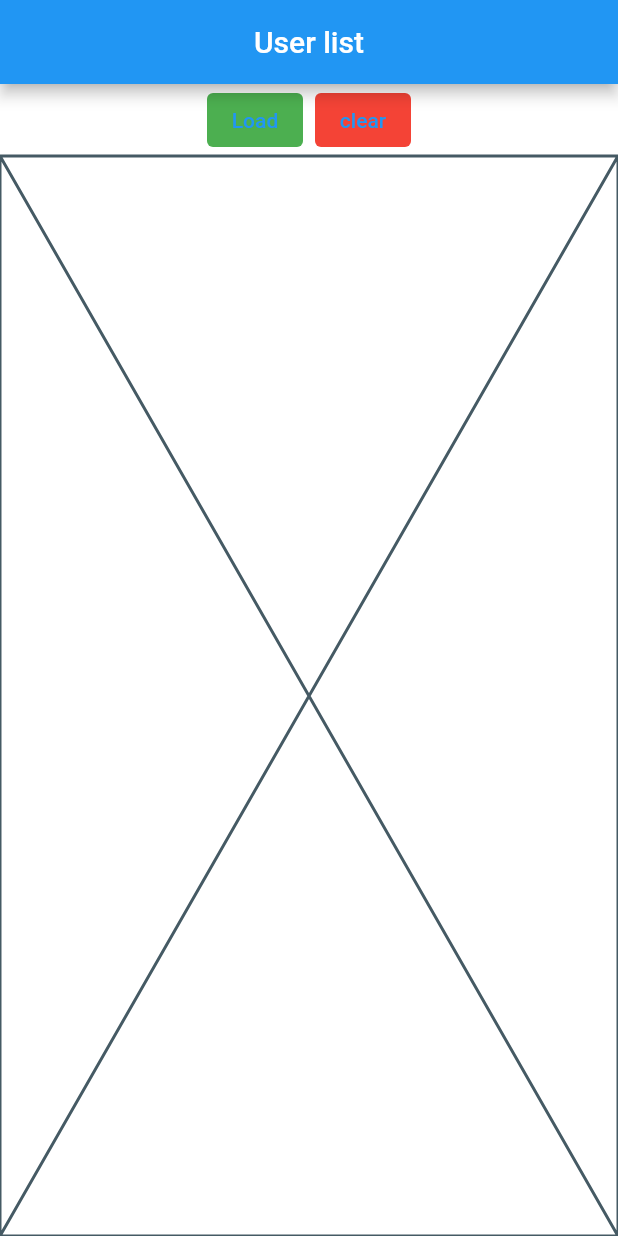
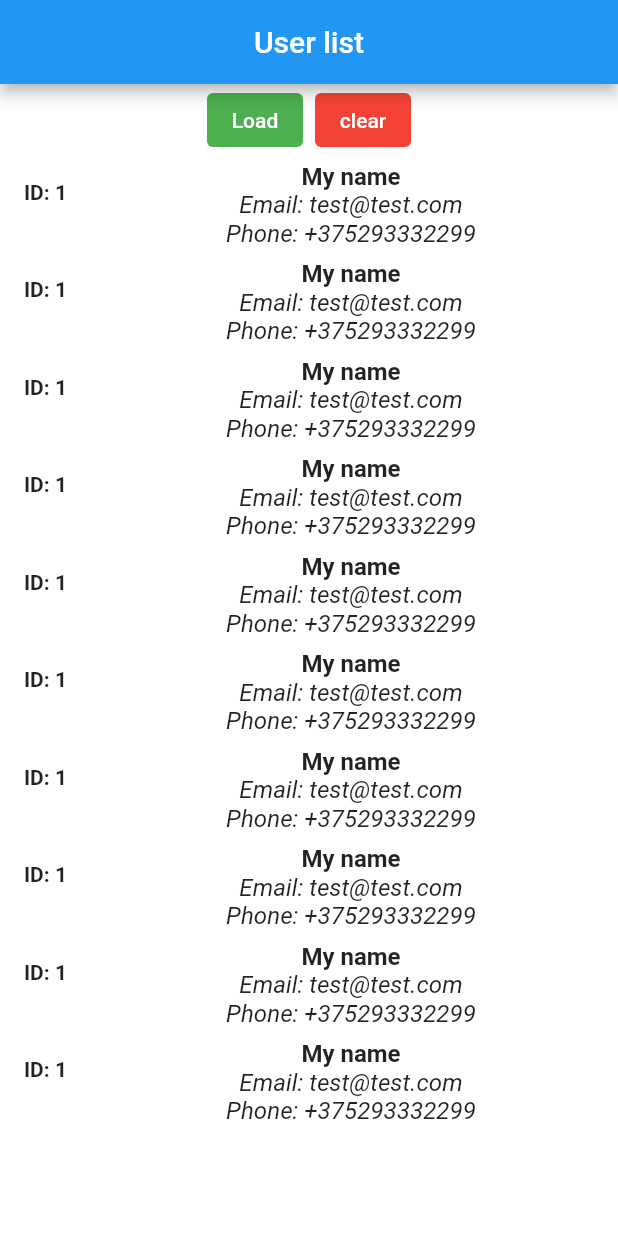
Before and after one commit to Aloxan12/Flutter, a Flutter app: the screen it shows after launch, on a phone screen of 412 x 824 dp. Run offline on Flutter 3.47's test engine with Material 2 defaults, Android fonts, the phone set to English and light mode, and no system bars; our stand-ins replace flutter_bloc.

Commit message:
bloc with lib

```diff
--- a/lib/pages/home_page.dart
+++ b/lib/pages/home_page.dart
@@ -5,6 +5,8 @@ import '../widgets/action-buttons.dart';
 import '../widgets/user_list.dart';
 
 class HomePage extends StatelessWidget {
+  const HomePage({super.key});
+
   @override
   Widget build(BuildContext context) {
     return Scaffold(
--- a/lib/widgets/action-buttons.dart
+++ b/lib/widgets/action-buttons.dart
@@ -12,6 +12,7 @@ class ActionButtons extends StatelessWidget {
           onPressed: () {},
           child: Text('Load'),
           style: TextButton.styleFrom(
+            foregroundColor: Colors.white,
             backgroundColor: Colors.green,
           ),
         ),
@@ -20,6 +21,7 @@ class ActionButtons extends StatelessWidget {
           onPressed: () {},
           child: Text('clear'),
           style: TextButton.styleFrom(
+            foregroundColor: Colors.white,
             backgroundColor: Colors.red,
           ),
         ),
--- a/lib/widgets/user_list.dart
+++ b/lib/widgets/user_list.dart
@@ -5,6 +5,41 @@ class UserList extends StatelessWidget {
 
   @override
   Widget build(BuildContext context) {
-    return const Placeholder();
+    return ListView.builder(
+      itemCount: 10,
+      itemBuilder: (context, index) => Container(
+        child: ListTile(
+          leading: Text(
+            'ID: 1',
+            style: const TextStyle(
+              fontWeight: FontWeight.bold,
+            ),
+          ),
+          title: Column(
+            children: <Widget>[
+              Text(
+                'My name',
+                style: const TextStyle(
+                  fontWeight: FontWeight.bold,
+                ),
+              ),
+              Column(
+                crossAxisAlignment: CrossAxisAlignment.center,
+                children: <Widget>[
+                  Text(
+                    'Email: test@test.com',
+                    style: TextStyle(fontStyle: FontStyle.italic),
+                  ),
+                  Text(
+                    'Phone: +375293332299',
+                    style: TextStyle(fontStyle: FontStyle.italic),
+                  ),
+                ],
+              ),
+            ],
+          ),
+        ),
+      ),
+    );
   }
 }
```
